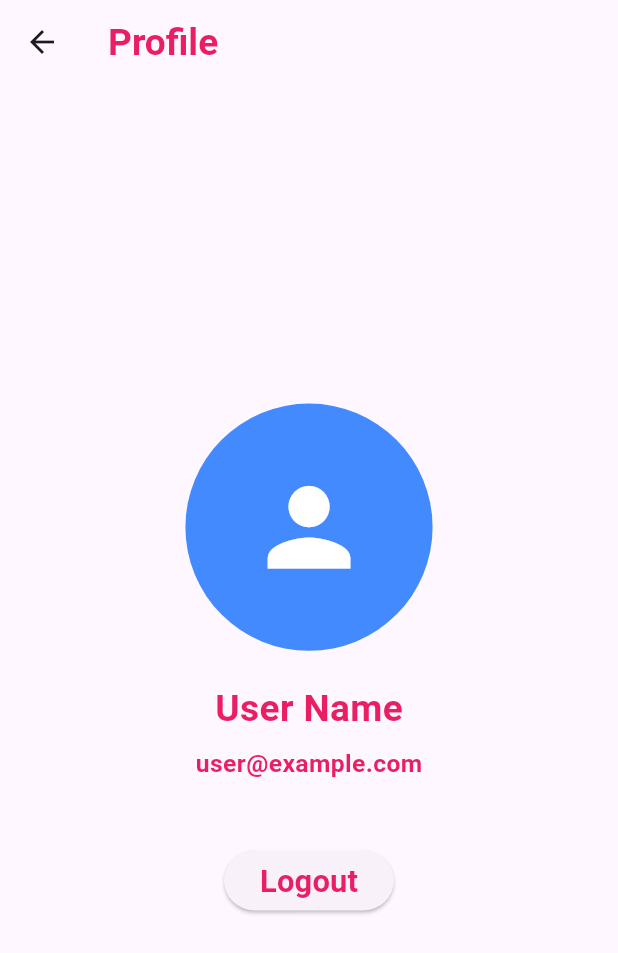
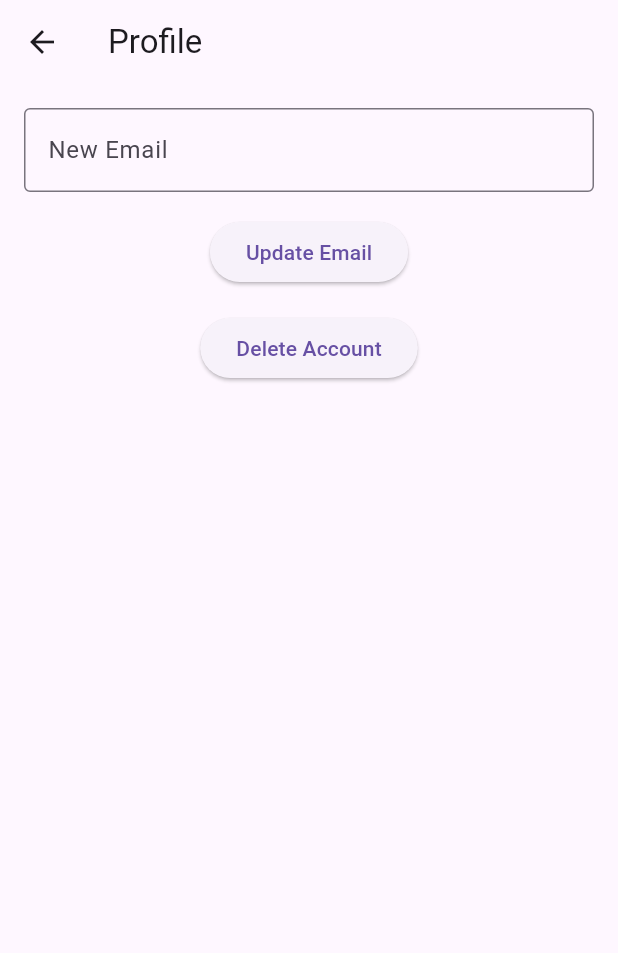
Before and after one commit to decorateni/my_project, a Flutter app: the ProfileScreen screen opened by its route, on a phone screen of 412 x 824 dp. Shown: the top 953 px of the screen. Run offline on Flutter 3.47's test engine with Material 3 defaults, Android fonts, the phone set to English and light mode, and no system bars; our stand-ins replace shared_preferences; accounts and stored records are empty.

```diff
--- /dev/null
+++ b/lib/repository/shared_prefs_user_repository.dart
@@ -0,0 +1,32 @@
+import 'package:shared_preferences/shared_preferences.dart';
+import 'user_repository.dart';
+
+class SharedPrefsUserRepository extends UserRepository {
+  @override
+  Future<void> saveUserData(String email, String password) async {
+    final prefs = await SharedPreferences.getInstance();
+    await prefs.setString('email', email);
+    await prefs.setString('password', password);
+  }
+
+  @override
+  Future<Map<String, String?>> getUserData() async {
+    final prefs = await SharedPreferences.getInstance();
+    final email = prefs.getString('email');
+    final password = prefs.getString('password');
+    return {'email': email, 'password': password};
+  }
+
+  @override
+  Future<void> clearUserData() async {
+    final prefs = await SharedPreferences.getInstance();
+    await prefs.remove('email');
+    await prefs.remove('password');
+  }
+
+  @override
+  Future<void> updateEmail(String newEmail) async {
+    final prefs = await SharedPreferences.getInstance();
+    await prefs.setString('email', newEmail);
+  }
+}
--- /dev/null
+++ b/lib/repository/user_repository.dart
@@ -0,0 +1,9 @@
+abstract class UserRepository {
+  Future<void> saveUserData(String email, String password);
+
+  Future<Map<String, String?>> getUserData();
+
+  Future<void> clearUserData();
+
+  Future<void> updateEmail(String newEmail);
+}
--- a/lib/screens/profile_screen.dart
+++ b/lib/screens/profile_screen.dart
@@ -1,52 +1,88 @@
 import 'package:flutter/material.dart';
-import 'package:my_project/styles.dart'; // стилі для тексту
+import '../repository/shared_prefs_user_repository.dart';
 
 class ProfileScreen extends StatelessWidget {
-  const ProfileScreen({super.key}); // конструктор із ключем
+  final SharedPrefsUserRepository userRepository;
+  final Future<void> Function() onDeleteAccount;
+  final Future<void> Function(String newEmail) onEditEmail;
+
+  const ProfileScreen({
+    required this.userRepository,
+    required this.onDeleteAccount,
+    required this.onEditEmail,
+    Key? key,
+  }) : super(key: key);
+
+  bool _isValidEmail(String email) {
+    // Валідація імейлу через регулярний вираз
+    final emailRegex = RegExp(
+      r'^[a-zA-Z0-9._%-]+@[a-zA-Z0-9.-]+\.[a-zA-Z]{2,}$',
+    );
+    return emailRegex.hasMatch(email);
+  }
 
   @override
   Widget build(BuildContext context) {
-    final screenWidth = MediaQuery.of(context).size.width; // ширина екрану
+    final emailController = TextEditingController();
 
     return Scaffold(
-      appBar: AppBar(
-        title: Text(
-          'Profile', // заголовок екрану
-          style: pinkBoldTextStyle(screenWidth * 0.06), // рожевий стиль
-        ),
-      ),
-      body: Center(
+      appBar: AppBar(title: const Text('Profile')),
+      body: Padding(
+        padding: const EdgeInsets.all(16.0),
         child: Column(
-          mainAxisAlignment: MainAxisAlignment.center, // центруємо контент
           children: [
-            CircleAvatar(
-              radius: screenWidth * 0.2, // розмір аватарки
-              backgroundColor: Colors.blueAccent, // фон для аватарки
-              child: Icon(
-                Icons.person, // іконка користувача
-                size: screenWidth * 0.2, // розмір іконки
-                color: Colors.white, // колір іконки
+            TextField(
+              controller: emailController,
+              decoration: const InputDecoration(
+                labelText: 'New Email',
+                border: OutlineInputBorder(),
               ),
             ),
-            SizedBox(height: screenWidth * 0.05), // відступ
-            Text(
-              'User Name', // ім'я користувача
-              style: pinkBoldTextStyle(screenWidth * 0.06), // стиль тексту
+            const SizedBox(height: 16),
+            ElevatedButton(
+              onPressed: () async {
+                final newEmail = emailController.text.trim();
+                if (_isValidEmail(newEmail)) {
+                  try {
+                    await onEditEmail(newEmail);
+                    ScaffoldMessenger.of(context).showSnackBar(
+                      SnackBar(content: Text('Email updated to $newEmail')),
+                    );
+                  } catch (error) {
+                    ScaffoldMessenger.of(context).showSnackBar(
+                      const SnackBar(
+                        content: Text('Failed to update email. Try again.'),
+                      ),
+                    );
+                  }
+                } else {
+                  ScaffoldMessenger.of(context).showSnackBar(
+                    const SnackBar(content: Text('Please enter a valid email')),
+                  );
+                }
+              },
+              child: const Text('Update Email'),
             ),
-            SizedBox(height: screenWidth * 0.02),
-            Text(
-              'user@example.com', // email користувача
-              style: pinkBoldTextStyle(screenWidth * 0.04),
-            ),
-            SizedBox(height: screenWidth * 0.1), // відступ
+            const SizedBox(height: 16),
             ElevatedButton(
-              onPressed: () {
-                Navigator.pop(context); // назад на попередній екран
+              onPressed: () async {
+                try {
+                  await onDeleteAccount();
+                  ScaffoldMessenger.of(context).showSnackBar(
+                    const SnackBar(
+                      content: Text('Account deleted successfully'),
+                    ),
+                  );
+                  Navigator.pushReplacementNamed(context, '/');
+                } catch (error) {
+                  ScaffoldMessenger.of(context).showSnackBar(
+                    const SnackBar(
+                      content: Text('Failed to delete account. Try again.'),
+                    ),
+                  );
+                }
               },
-              child: Text(
-                'Logout', // кнопка для виходу
-                style: pinkBoldTextStyle(screenWidth * 0.05), // стиль кнопки
-              ),
+              child: const Text('Delete Account'),
             ),
           ],
         ),
--- a/pubspec.yaml
+++ b/pubspec.yaml
@@ -35,6 +35,7 @@ dependencies:
   # The following adds the Cupertino Icons font to your application.
   # Use with the CupertinoIcons class for iOS style icons.
   cupertino_icons: ^1.0.8
+  shared_preferences: ^2.0.15
 
 dev_dependencies:
   flutter_test:
@@ -45,7 +46,7 @@ dev_dependencies:
   # activated in the `analysis_options.yaml` file located at the root of your
   # package. See that file for information about deactivating specific lint
   # rules and activating additional ones.
-  flutter_lints: ^4.0.0
+  flutter_lints: ^5.0.0
 
 # For information on the generic Dart part of this file, see the
 # following page: https://dart.dev/tools/pub/pubspec
```
Also changed, not shown: lib/main.dart (+30 -13 lines), lib/screens/home_screen.dart (+51 -28 lines), lib/screens/login_screen.dart (+34 -30 lines), lib/screens/registration_screen.dart (+43 -34 lines), lib/styles.dart (+30 -1 lines), pubspec.lock, 3 other files.
